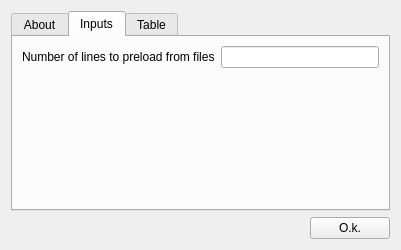
The window that antilog/src/optionsdialog.ui (bjerrep/antilog) describes before a commit, drawn with Qt 5.
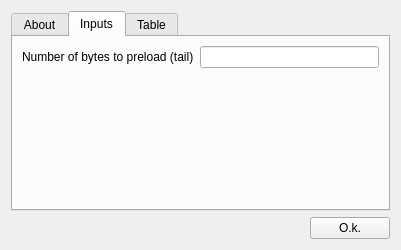
The same window after the commit. The open tabs and pages were chosen to show the change. Icons and pictures are not drawn.

Patch:
```diff
--- a/antilog/src/optionsdialog.ui
+++ b/antilog/src/optionsdialog.ui
@@ -52,7 +52,7 @@
          <item row="1" column="0">
           <widget class="QLabel" name="numberOfLinesToPreloadFromFilesLabel">
            <property name="text">
-            <string>Number of lines to preload from files</string>
+            <string>Number of bytes to preload (tail)</string>
            </property>
           </widget>
          </item>
```
Left out of the diff: 6 changed lines with no effect on the pictures.
